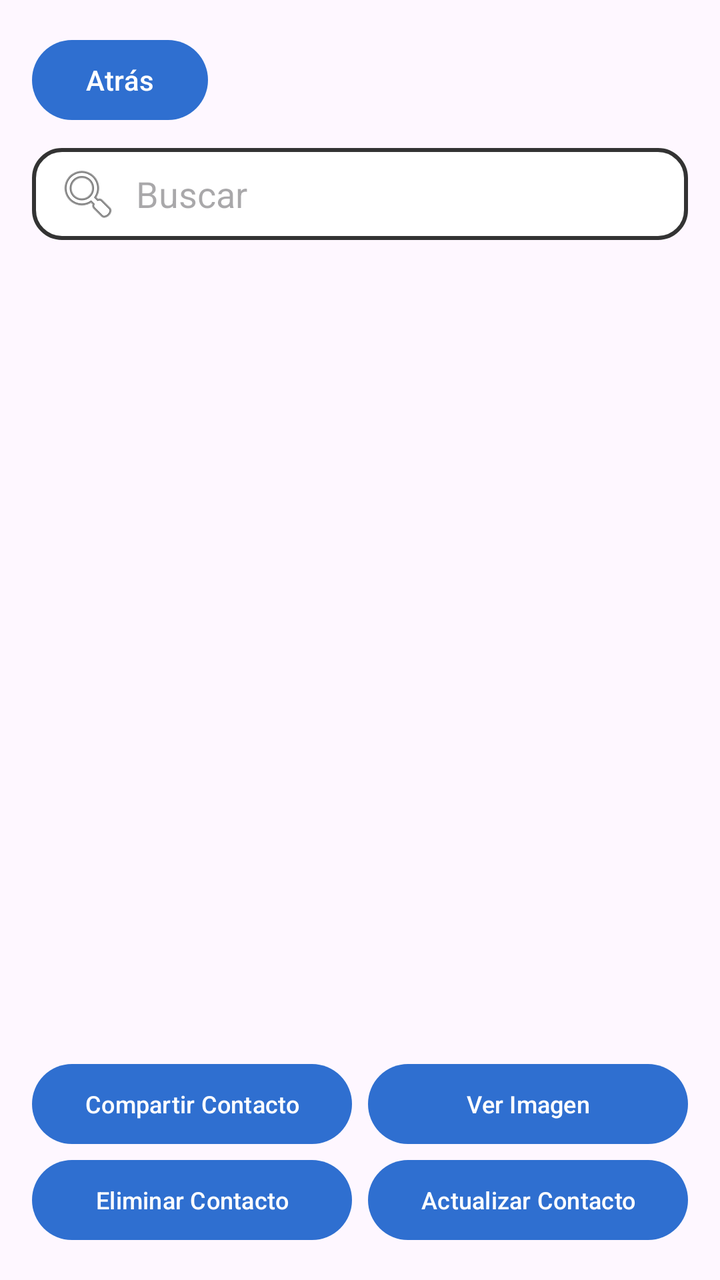
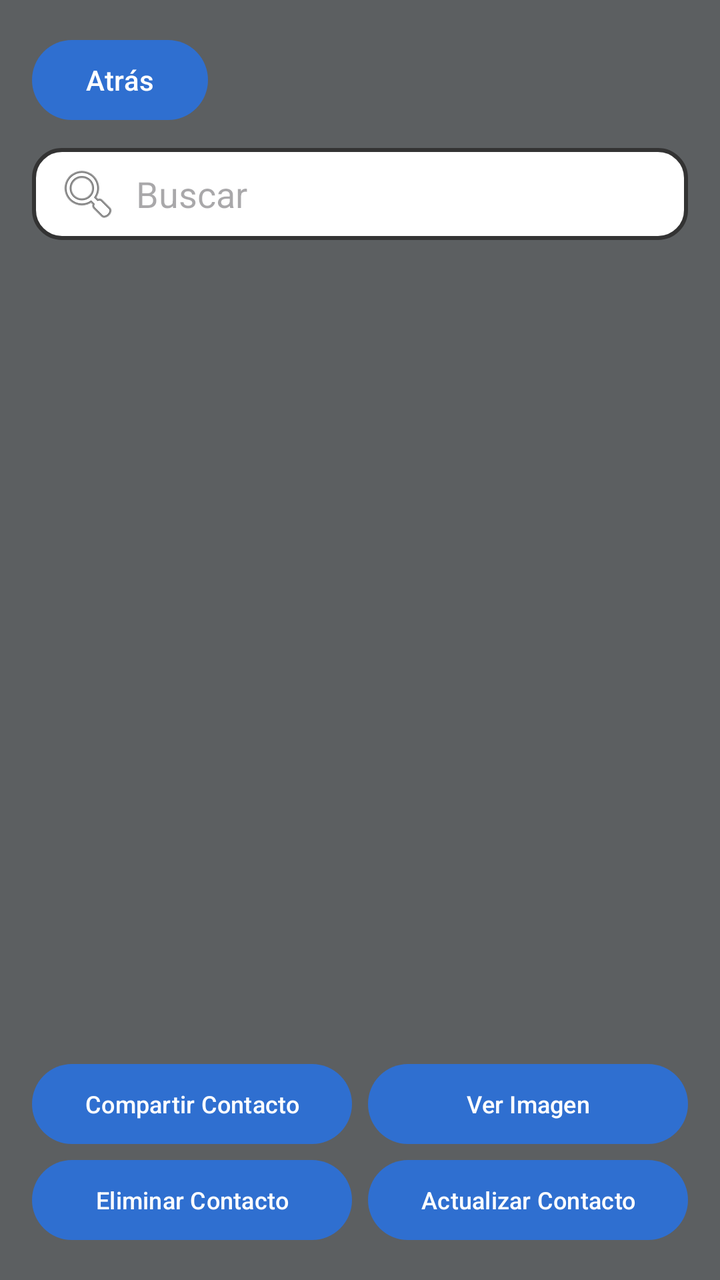

The first picture is an Android layout as it rendered before a commit; the second is the same layout after the commit. The layout source and the unified diff follow.
<!-- AndroidManifest.xml: application theme Theme.Examen_1_Registro_Contacto -->
<!-- res/layout/activity_lista.xml -->
<?xml version="1.0" encoding="utf-8"?>
<LinearLayout xmlns:android="http://schemas.android.com/apk/res/android"
    android:layout_width="match_parent"
    android:layout_height="match_parent"
    android:orientation="vertical"
    android:padding="16dp">

    <Button
        android:id="@+id/btnAtras"
        android:layout_width="wrap_content"
        android:layout_height="wrap_content"
        android:text="@string/atras" />

    <EditText
        android:id="@+id/etBuscar"
        android:layout_width="match_parent"
        android:layout_height="46dp"
        android:layout_marginTop="10dp"
        android:background="@drawable/bg_campo"
        android:drawableStart="@android:drawable/ic_menu_search"
        android:drawablePadding="8dp"
        android:hint="@string/buscar"
        android:importantForAutofill="no"
        android:inputType="text"
        android:maxLines="1"
        android:paddingStart="12dp"
        android:paddingEnd="12dp" />

    <ListView
        android:id="@+id/listaContactos"
        android:layout_width="match_parent"
        android:layout_height="0dp"
        android:layout_marginTop="10dp"
        android:layout_weight="1"
        android:divider="@android:color/transparent"
        android:dividerHeight="0dp" />

    <LinearLayout
        android:layout_width="match_parent"
        android:layout_height="wrap_content"
        android:layout_marginTop="8dp"
        android:orientation="horizontal">

        <Button
            android:id="@+id/btnCompartir"
            android:layout_width="0dp"
            android:layout_height="wrap_content"
            android:layout_marginEnd="4dp"
            android:layout_weight="1"
            android:text="@string/compartir_contacto"
            android:textSize="12sp" />

        <Button
            android:id="@+id/btnVerImagen"
            android:layout_width="0dp"
            android:layout_height="wrap_content"
            android:layout_marginStart="4dp"
            android:layout_weight="1"
            android:text="@string/ver_imagen"
            android:textSize="12sp" />
    </LinearLayout>

    <LinearLayout
        android:layout_width="match_parent"
        android:layout_height="wrap_content"
        android:orientation="horizontal">

        <Button
            android:id="@+id/btnEliminar"
            android:layout_width="0dp"
            android:layout_height="wrap_content"
            android:layout_marginEnd="4dp"
            android:layout_weight="1"
            android:text="@string/eliminar_contacto"
            android:textSize="12sp" />

        <Button
            android:id="@+id/btnActualizar"
            android:layout_width="0dp"
            android:layout_height="wrap_content"
            android:layout_marginStart="4dp"
            android:layout_weight="1"
            android:text="@string/actualizar_contacto"
            android:textSize="12sp" />
    </LinearLayout>
</LinearLayout>
<!-- resources referenced by this layout -->
<resources>
  <!-- drawable bg_campo (drawable) -->
  <?xml version="1.0" encoding="utf-8"?>
  <shape xmlns:android="http://schemas.android.com/apk/res/android" android:shape="rectangle">
      <solid android:color="@android:color/white" />
      <stroke android:width="2dp" android:color="@color/borde" />
      <corners android:radius="14dp" />
  
  </shape>
  <string name="actualizar_contacto">Actualizar Contacto</string>
  <string name="atras">Atrás</string>
  <string name="buscar">Buscar</string>
  <string name="compartir_contacto">Compartir Contacto</string>
  <string name="eliminar_contacto">Eliminar Contacto</string>
  <string name="ver_imagen">Ver Imagen</string>
  <style name="Theme.Examen_1_Registro_Contacto" parent="Base.Theme.Examen_1_Registro_Contacto" />
  <color name="borde">#333333</color>
  <style name="Base.Theme.Examen_1_Registro_Contacto" parent="Theme.Material3.DayNight.NoActionBar">
          <item name="colorPrimary">@color/azul_boton</item>
          <item name="colorPrimaryVariant">@color/azul_boton</item>
          <item name="colorOnPrimary">@android:color/white</item>
          <item name="android:statusBarColor">@color/azul_boton</item>
      </style>
  <color name="azul_boton">#2F6FD0</color>
</resources>

<!-- the commit's change to res/layout/activity_lista.xml (unified diff, before → after) -->
@@ -2,6 +2,7 @@
 <LinearLayout xmlns:android="http://schemas.android.com/apk/res/android"
     android:layout_width="match_parent"
     android:layout_height="match_parent"
+    android:background="@color/material_dynamic_neutral40"
     android:orientation="vertical"
     android:padding="16dp">
 
